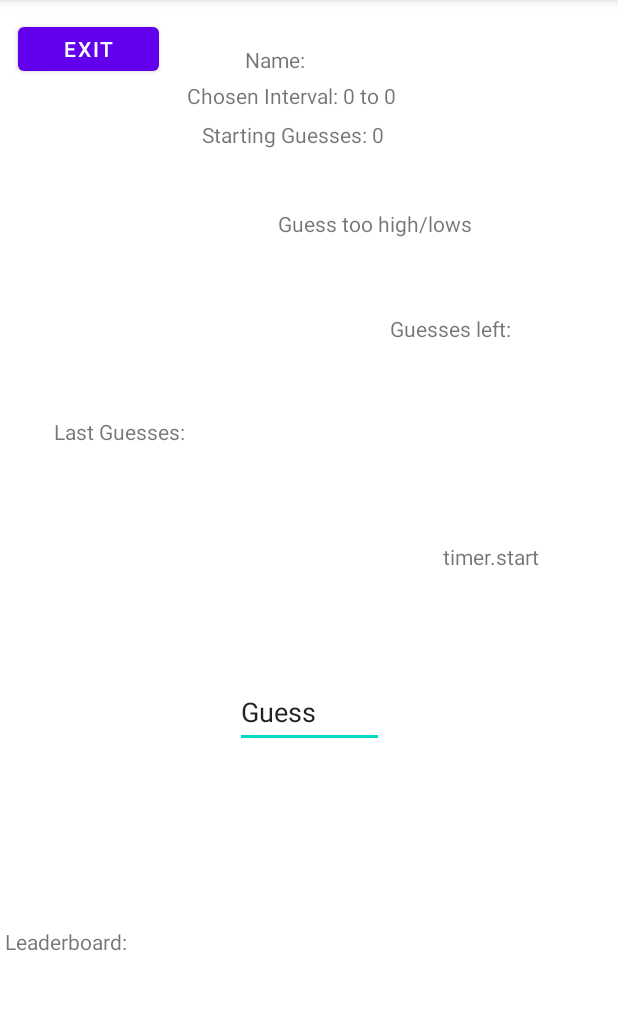
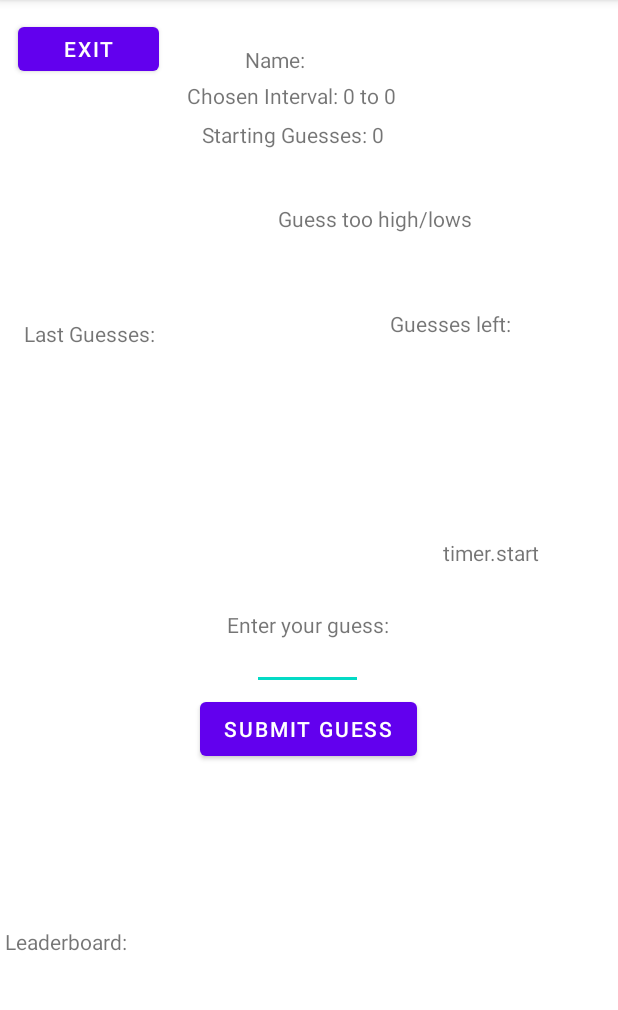
Before and after one commit to fozithebear/guessingGame, an Android app: the StartScreen screen opened directly, with no data from a screen before it, after a tap on "START", on a phone screen of 412 x 824 dp, the part 84-1094 px from its top. Run offline under Robolectric (Android 15) with nearby library versions, the phone set to English and light mode, and no system bars; 2 statements that could not run were skipped.

Commit message:
added submit button and guess and interval limits

```diff
--- a/app/src/main/java/com/example/numakinator2/GameOn.java
+++ b/app/src/main/java/com/example/numakinator2/GameOn.java
@@ -10,13 +10,14 @@ import androidx.appcompat.app.AppCompatActivity;
 public class GameOn extends AppCompatActivity {
 
     Button prevActivity;
+    Button submitGuess;
     TextView name;
     TextView interval;
     TextView guesses;
     String useName;
     int useInterval;
     int useGuesses;
-    int test;
+
 
 
     @Override
@@ -24,7 +25,8 @@ public class GameOn extends AppCompatActivity {
         super.onCreate(savedInstanceState);
         setContentView(R.layout.activity_game_on);
 
-        prevActivity = (Button) findViewById(R.id.exitButton);
+        prevActivity = findViewById(R.id.exitButton);
+        submitGuess = findViewById(R.id.guessSubmit);
 
         name = findViewById(R.id.showName);
         interval = findViewById(R.id.showInterval);
@@ -33,6 +35,13 @@ public class GameOn extends AppCompatActivity {
         useName = getIntent().getExtras().getString("Name");
         useInterval = getIntent().getExtras().getInt("Interval");
         useGuesses = getIntent().getExtras().getInt("Guesses");
+
+        if(useInterval >= 1000){
+            useInterval = 1000;
+        }
+        if(useGuesses >= 20){
+            useGuesses = 20;
+        }
 
         String strInterval = "Chosen Interval: 0 to " + Integer.toString(useInterval);
         String strGuesses = "Starting Guesses: " + Integer.toString(useGuesses);
--- a/app/src/main/java/com/example/numakinator2/StartScreen.java
+++ b/app/src/main/java/com/example/numakinator2/StartScreen.java
@@ -17,7 +17,7 @@ public class StartScreen extends AppCompatActivity {
     String sendName;
     int sendGuesses;
     int sendInterval;
-    int test;
+
 
 
     @Override
--- a/app/src/main/res/layout/activity_game_on.xml
+++ b/app/src/main/res/layout/activity_game_on.xml
@@ -17,7 +17,7 @@
         app:layout_constraintHorizontal_bias="0.664"
         app:layout_constraintStart_toStartOf="parent"
         app:layout_constraintTop_toTopOf="parent"
-        app:layout_constraintVertical_bias="0.189" />
+        app:layout_constraintVertical_bias="0.184" />
 
     <TextView
         android:id="@+id/test1"
@@ -39,10 +39,10 @@
         android:text="Last Guesses:"
         app:layout_constraintBottom_toBottomOf="parent"
         app:layout_constraintEnd_toEndOf="parent"
-        app:layout_constraintHorizontal_bias="0.113"
+        app:layout_constraintHorizontal_bias="0.05"
         app:layout_constraintStart_toStartOf="parent"
         app:layout_constraintTop_toTopOf="parent"
-        app:layout_constraintVertical_bias="0.45" />
+        app:layout_constraintVertical_bias="0.344" />
 
     <TextView
         android:id="@+id/timebox"
@@ -58,16 +58,16 @@
 
     <EditText
         android:id="@+id/editTextTextPersonName4"
-        android:layout_width="99dp"
-        android:layout_height="48dp"
+        android:layout_width="74dp"
+        android:layout_height="33dp"
         android:ems="10"
         android:inputType="number"
-        android:text="Guess"
         app:layout_constraintBottom_toBottomOf="parent"
         app:layout_constraintEnd_toEndOf="parent"
+        app:layout_constraintHorizontal_bias="0.498"
         app:layout_constraintStart_toStartOf="parent"
         app:layout_constraintTop_toTopOf="parent"
-        app:layout_constraintVertical_bias="0.626" />
+        app:layout_constraintVertical_bias="0.581" />
 
     <TextView
         android:id="@+id/textView6"
@@ -124,4 +124,28 @@
         app:layout_constraintTop_toBottomOf="@+id/showInterval"
         app:layout_constraintVertical_bias="0.01" />
 
+    <TextView
+        android:id="@+id/guessnotify"
+        android:layout_width="wrap_content"
+        android:layout_height="wrap_content"
+        android:text="Enter your guess:"
+        app:layout_constraintBottom_toBottomOf="@+id/textView6"
+        app:layout_constraintEnd_toEndOf="parent"
+        app:layout_constraintHorizontal_bias="0.498"
+        app:layout_constraintStart_toStartOf="parent"
+        app:layout_constraintTop_toTopOf="parent"
+        app:layout_constraintVertical_bias="0.543" />
+
+    <Button
+        android:id="@+id/guessSubmit"
+        android:layout_width="wrap_content"
+        android:layout_height="wrap_content"
+        android:text="Submit Guess"
+        app:layout_constraintBottom_toBottomOf="parent"
+        app:layout_constraintEnd_toEndOf="parent"
+        app:layout_constraintHorizontal_bias="0.498"
+        app:layout_constraintStart_toStartOf="parent"
+        app:layout_constraintTop_toTopOf="parent"
+        app:layout_constraintVertical_bias="0.642" />
+
 </androidx.constraintlayout.widget.ConstraintLayout>
```
